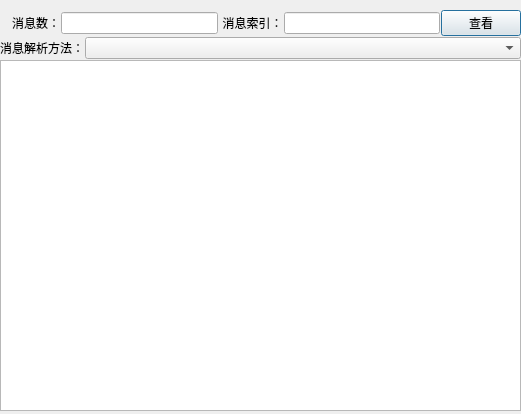
Old version of the form partitiondetaildlg.ui in the repository zh5e/kafkacli.
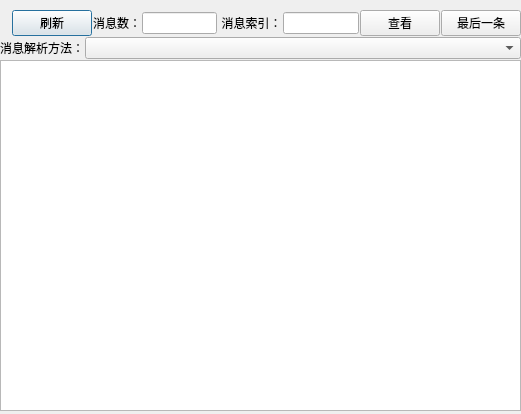
New version of the form.

Commit message: 分区详情对话框中添加刷新，获取最后一条消息功能

Diff of the .ui file:
```diff
--- a/partitiondetaildlg.ui
+++ b/partitiondetaildlg.ui
@@ -40,6 +40,25 @@
       <property name="leftMargin">
        <number>12</number>
       </property>
+      <item>
+       <widget class="QPushButton" name="updateBtn">
+        <property name="sizePolicy">
+         <sizepolicy hsizetype="Maximum" vsizetype="Fixed">
+          <horstretch>0</horstretch>
+          <verstretch>0</verstretch>
+         </sizepolicy>
+        </property>
+        <property name="maximumSize">
+         <size>
+          <width>200</width>
+          <height>16777215</height>
+         </size>
+        </property>
+        <property name="text">
+         <string>刷新</string>
+        </property>
+       </widget>
+      </item>
       <item>
        <widget class="QLabel" name="label_2">
         <property name="text">
@@ -93,6 +112,13 @@
         </property>
        </widget>
       </item>
+      <item>
+       <widget class="QPushButton" name="lastMessageBtn">
+        <property name="text">
+         <string>最后一条</string>
+        </property>
+       </widget>
+      </item>
      </layout>
     </item>
     <item>
```
The commit also changes 5 other files.
